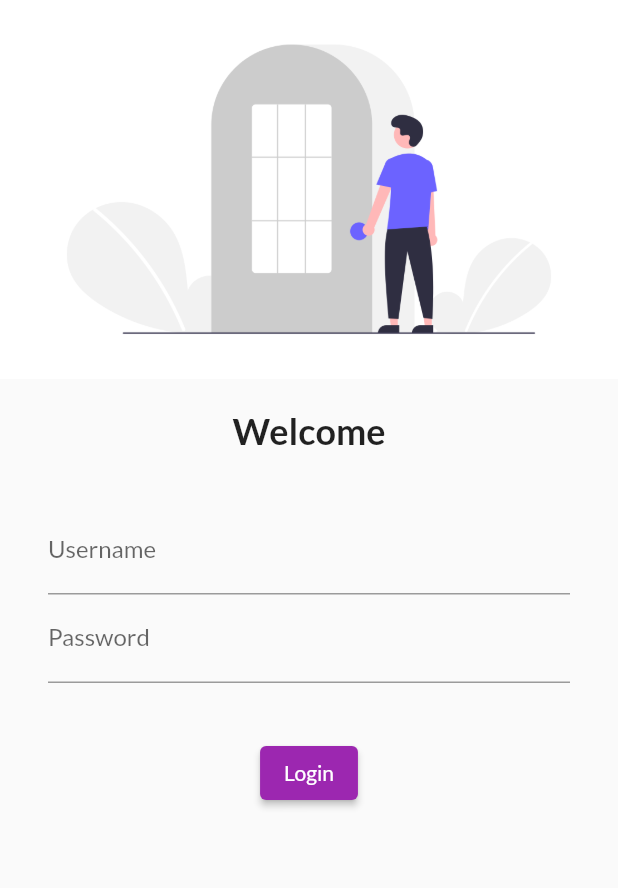
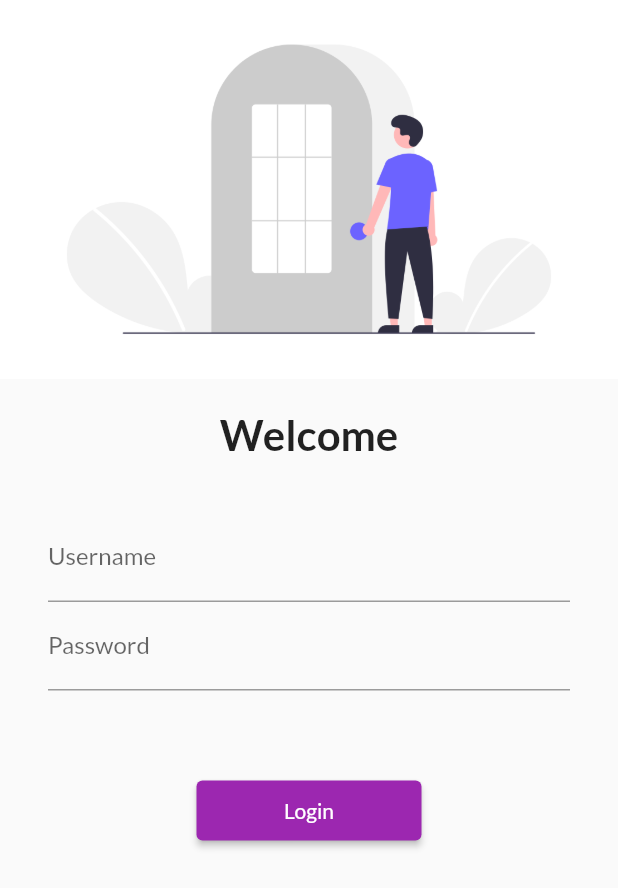
Before and after one commit to RitikRajoria/30DaysOfFlutter, a Flutter app: the screen it shows after launch, on a phone screen of 412 x 824 dp. Shown: the top 888 px of the screen. Run offline on Flutter 3.47's test engine with Material 2 defaults, Android fonts, the phone set to English and light mode, and no system bars; our stand-ins replace google_fonts.

Commit message:
day 5 completed

```diff
--- a/lib/main.dart
+++ b/lib/main.dart
@@ -2,6 +2,7 @@ import 'package:flutter/material.dart';
 import 'package:flutter_catalog/pages/home_page.dart';
 import 'package:flutter_catalog/pages/login_page.dart';
 import 'package:google_fonts/google_fonts.dart';
+import 'package:flutter_catalog/utils/routes.dart';
 
 void main() {
   runApp(MyApp());
@@ -11,6 +12,7 @@ class MyApp extends StatelessWidget {
   @override
   Widget build(BuildContext context) {
     return MaterialApp(
+      debugShowCheckedModeBanner: false,
       themeMode: ThemeMode.light,
       theme: ThemeData(
         primarySwatch: Colors.purple,
@@ -22,8 +24,8 @@ class MyApp extends StatelessWidget {
       ),
       initialRoute: "/login",
       routes: {
-        "/login": (context) => LoginPage(),
-        "/home": (context) => HomePage()
+        MyRoutes.loginRoute: (context) => LoginPage(),
+        MyRoutes.homeRoute: (context) => HomePage(),
       },
     );
   }
--- a/lib/pages/login_page.dart
+++ b/lib/pages/login_page.dart
@@ -1,9 +1,11 @@
 import 'package:flutter/material.dart';
+import 'package:flutter_catalog/utils/routes.dart';
 
 class LoginPage extends StatelessWidget {
   @override
   Widget build(BuildContext context) {
     return Material(
+      child: SingleChildScrollView(
         child: Column(
           children: [
             Image.asset('assets/images/login_image.png', fit: BoxFit.cover),
@@ -11,7 +13,7 @@ class LoginPage extends StatelessWidget {
             Text(
               "Welcome",
               style: TextStyle(
-              fontSize: 24,
+                fontSize: 28,
                 fontWeight: FontWeight.bold,
               ),
             ),
@@ -28,7 +30,7 @@ class LoginPage extends StatelessWidget {
                   ),
                   TextFormField(
                     obscureText: true,
-                  obscuringCharacter: '#',
+                    obscuringCharacter: "*",
                     decoration: InputDecoration(
                       hintText: "Enter Password" ,
                       labelText: "Password",
@@ -37,16 +39,19 @@ class LoginPage extends StatelessWidget {
                 ],
               ),
             ),
-          SizedBox(height: 20.0),
+            SizedBox(height: 40.0),
             ElevatedButton(
-            onPressed: () {print("hello from login button");},
+              onPressed: () {
+                Navigator.pushNamed(context, MyRoutes.homeRoute);
+              },
               child: Text("Login"),
-            style: TextButton.styleFrom(),
+              style: TextButton.styleFrom(minimumSize: Size(150, 40)),
 
               ),
 
           ],
         ),
+      ),
     );
   }
 }
--- /dev/null
+++ b/lib/utils/routes.dart
@@ -0,0 +1,4 @@
+class MyRoutes{
+  static String loginRoute = "/login";
+  static String homeRoute = "/home";
+}
```
Lines whose indentation alone changed are shown as unchanged.
